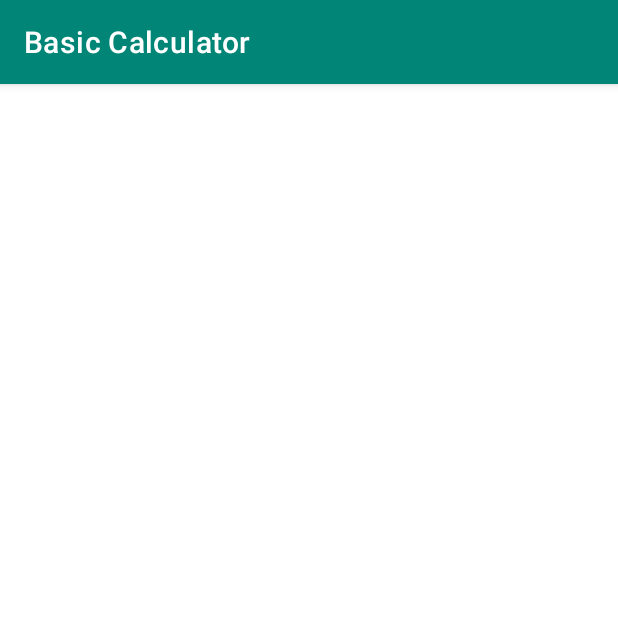
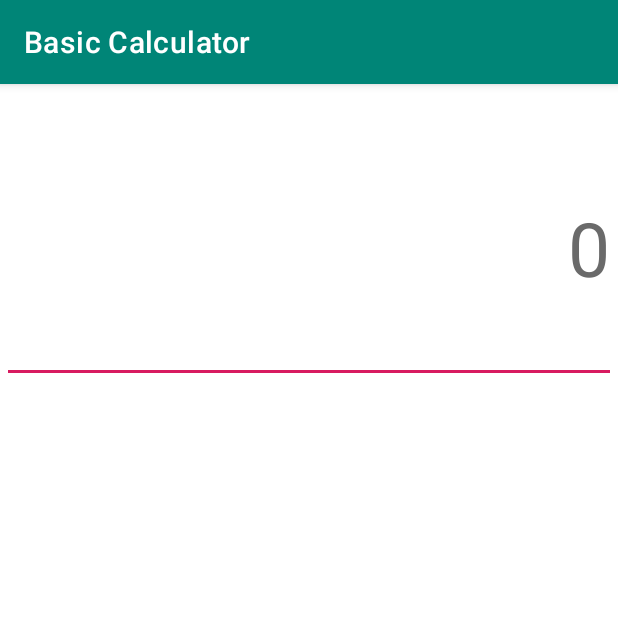
Before and after one commit to FKosimov/pet_project_basic_calculator, an Android app: the screen it shows after launch (MainActivity), on a phone screen of 412 x 824 dp, the top half of it. Run offline under Robolectric (Android 15) with nearby library versions, the phone set to English and light mode, and no system bars.

Commit message:
added and configured an input editText

```diff
--- a/Basic Calculator/task/src/main/res/layout/activity_main.xml
+++ b/Basic Calculator/task/src/main/res/layout/activity_main.xml
@@ -1,6 +1,31 @@
 <?xml version="1.0" encoding="utf-8"?>
 <androidx.constraintlayout.widget.ConstraintLayout xmlns:android="http://schemas.android.com/apk/res/android"
+    xmlns:app="http://schemas.android.com/apk/res-auto"
+    xmlns:tools="http://schemas.android.com/tools"
     android:layout_width="match_parent"
     android:layout_height="match_parent">
 
+    <androidx.constraintlayout.widget.ConstraintLayout
+        android:layout_width="409dp"
+        android:layout_height="729dp"
+        app:layout_constraintBottom_toBottomOf="parent"
+        app:layout_constraintEnd_toEndOf="parent"
+        app:layout_constraintStart_toStartOf="parent"
+        app:layout_constraintTop_toTopOf="parent">
+
+        <EditText
+            android:id="@+id/EditText_input"
+            android:textColor="@color/colorGray"
+            android:layout_width="match_parent"
+            android:layout_height="180dp"
+            android:text=""
+            android:hint="0"
+            android:gravity="center|end"
+            android:textSize="50dp"
+            android:textColorHint="@color/secondary_text"
+            app:layout_constraintEnd_toEndOf="parent"
+            app:layout_constraintStart_toStartOf="parent"
+            app:layout_constraintTop_toTopOf="parent" />
+
+    </androidx.constraintlayout.widget.ConstraintLayout>
 </androidx.constraintlayout.widget.ConstraintLayout>
--- a/Basic Calculator/task/src/main/res/values/colors.xml
+++ b/Basic Calculator/task/src/main/res/values/colors.xml
@@ -8,4 +8,6 @@
     <color name="colorRed">#A33030</color>
     <color name="colorWhite">#FFFFFF</color>
     <color name="colorGreenLight">#2E6730</color>
+    <color name="secondary_text">#6A6A6A</color>
+
 </resources>
--- a/Basic Calculator/task/src/main/res/values/styles.xml
+++ b/Basic Calculator/task/src/main/res/values/styles.xml
@@ -1,4 +1,4 @@
-<resources>
+<resources xmlns:ndroid="http://schemas.android.com/apk/res-auto">
 
     <!-- Base application theme. -->
     <style name="AppTheme" parent="Theme.MaterialComponents.Light.DarkActionBar">
@@ -6,6 +6,8 @@
         <item name="colorPrimary">@color/colorPrimary</item>
         <item name="colorPrimaryDark">@color/colorPrimaryDark</item>
         <item name="colorAccent">@color/colorAccent</item>
+        <item name="android:textColorHint">@color/secondary_text</item>
+
     </style>
 
 </resources>
```
Also changed, not shown: 2 other files.
